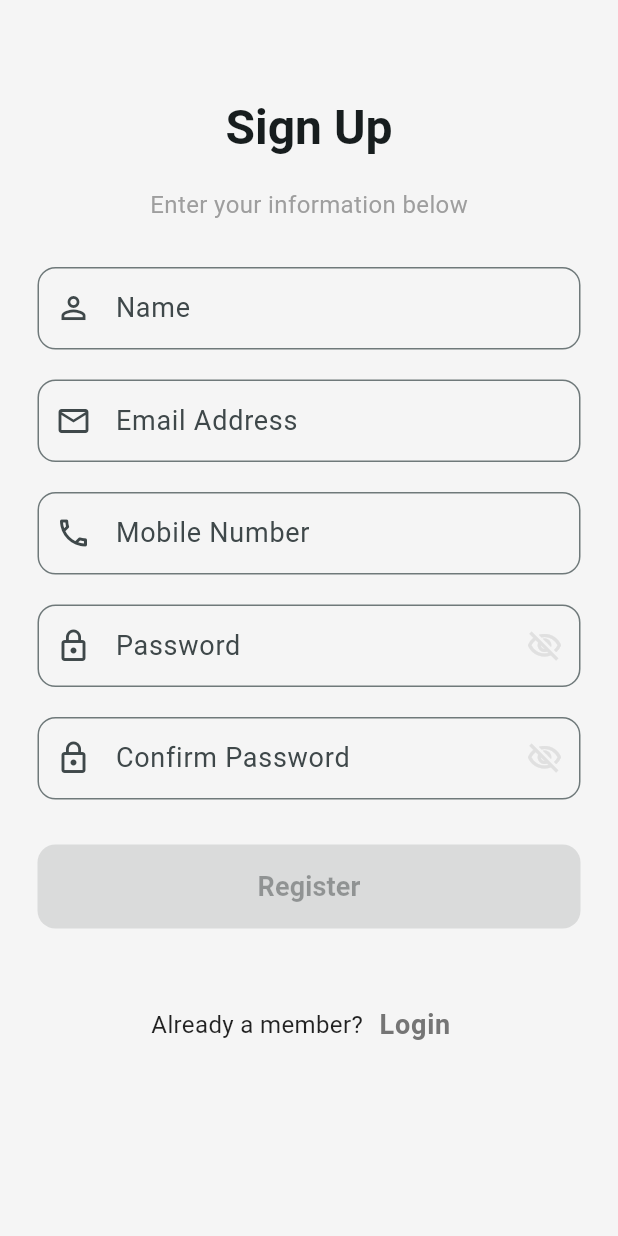
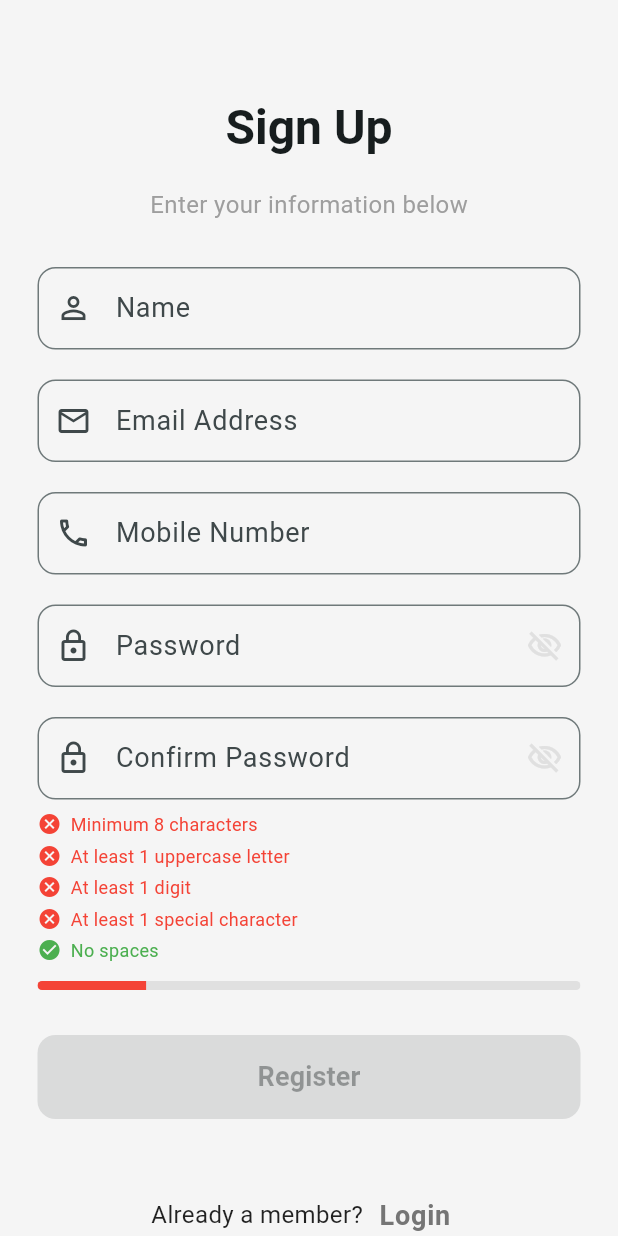
Before and after one commit to DuongHuuLuan/Cardly_Mobile, a Flutter app: the RegisterPage screen opened by its route, on a phone screen of 412 x 824 dp. Run offline on Flutter 3.47's test engine with Material 3 defaults, Android fonts, the phone set to English and light mode, and no system bars; our stand-ins replace camera, dartz, dio, equatable, flutter_bloc, flutter_dotenv and 5 more; accounts and stored records are empty; generated files the repository leaves out were written again.

Commit message:
Athentication/TASK 008 & TASK 20: Verify password strength in real time

```diff
--- /dev/null
+++ b/cardly_app/lib/core/widgets/password_strength_widget.dart
@@ -0,0 +1,99 @@
+import 'package:flutter/material.dart';
+
+class PasswordStrengthWidget extends StatefulWidget {
+  final TextEditingController passwordController;
+  final ValueChanged<bool>? onStrengthChanged;
+  const PasswordStrengthWidget({
+    super.key,
+    required this.passwordController,
+    this.onStrengthChanged,
+  });
+  @override
+  State<PasswordStrengthWidget> createState() => _PasswordStrengthWidgetState();
+}
+
+class _PasswordStrengthWidgetState extends State<PasswordStrengthWidget> {
+  final _checks = [false, false, false, false, true];
+  static const _messages = [
+    "Minimum 8 characters",
+    "At least 1 uppercase letter",
+    "At least 1 digit",
+    "At least 1 special character",
+    "No spaces",
+  ];
+  int get _passedCount => _checks.where((v) => v).length;
+  bool get _isValid => _passedCount == 5;
+  @override
+  void initState() {
+    super.initState();
+    widget.passwordController.addListener(_validate);
+  }
+
+  @override
+  void dispose() {
+    widget.passwordController.removeListener(_validate);
+    super.dispose();
+  }
+
+  void _validate() {
+    final pwd = widget.passwordController.text;
+    setState(() {
+      _checks[0] = pwd.length >= 8;
+      _checks[1] = pwd.contains(RegExp(r'[A-Z]'));
+      _checks[2] = pwd.contains(RegExp(r'[0-9]'));
+      _checks[3] = pwd.contains(
+        RegExp(r'[!@#$%^&*(),.?":{}|<>~`_\-+=\[\]\\;/]'),
+      );
+      _checks[4] = !pwd.contains(' ');
+    });
+    widget.onStrengthChanged?.call(_isValid);
+  }
+
+  @override
+  Widget build(BuildContext context) {
+    return Column(
+      crossAxisAlignment: CrossAxisAlignment.start,
+      children: [
+        ...List.generate(_messages.length, (i) {
+          final passed = _checks[i];
+          return Padding(
+            padding: const EdgeInsets.only(bottom: 4),
+            child: Row(
+              children: [
+                Icon(
+                  passed ? Icons.check_circle : Icons.cancel,
+                  size: 16,
+                  color: passed ? Colors.green : Colors.red,
+                ),
+                const SizedBox(width: 6),
+                Text(
+                  _messages[i],
+                  style: TextStyle(
+                    fontSize: 12,
+                    color: passed ? Colors.green : Colors.red,
+                  ),
+                ),
+              ],
+            ),
+          );
+        }),
+        const SizedBox(height: 8),
+        ClipRRect(
+          borderRadius: BorderRadius.circular(4),
+          child: LinearProgressIndicator(
+            value: _passedCount / 5,
+            minHeight: 6,
+            backgroundColor: Colors.grey[300],
+            valueColor: AlwaysStoppedAnimation<Color>(
+              _passedCount <= 1
+                  ? Colors.red
+                  : _passedCount <= 3
+                  ? Colors.orange
+                  : Colors.green,
+            ),
+          ),
+        ),
+      ],
+    );
+  }
+}
--- a/cardly_app/lib/core/widgets/submit_button.dart
+++ b/cardly_app/lib/core/widgets/submit_button.dart
@@ -62,14 +62,20 @@ class _SubmitButtonState extends State<SubmitButton> {
       height: 56,
       child: ElevatedButton(
         style: ElevatedButton.styleFrom(
-          backgroundColor: _isFilled ? AppColor.primary : AppColor.greyLight,
-          foregroundColor: _isFilled ? AppColor.white : AppColor.greyDark,
+          backgroundColor: (_isFilled && widget.canSubmit)
+              ? AppColor.primary
+              : AppColor.greyLight,
+          foregroundColor: (_isFilled && widget.canSubmit)
+              ? AppColor.white
+              : AppColor.greyDark,
           elevation: 0,
           shape: RoundedRectangleBorder(
             borderRadius: BorderRadius.circular(12),
           ),
         ),
-        onPressed: (_isFilled && !widget.isLoading) ? widget.onPressed : null,
+        onPressed: (_isFilled && widget.canSubmit && !widget.isLoading)
+            ? widget.onPressed
+            : null,
         child: widget.isLoading
             ? const CircularProgressIndicator(color: AppColor.white)
             : Text(widget.label),
--- a/cardly_app/lib/presentation/auth/forgot-password/reset_password_screen.dart
+++ b/cardly_app/lib/presentation/auth/forgot-password/reset_password_screen.dart
@@ -2,6 +2,7 @@ import 'package:cardly_app/core/theme/app_color.dart';
 import 'package:cardly_app/core/widgets/app_alert_dialog.dart';
 import 'package:cardly_app/core/widgets/app_elevated_button.dart';
 import 'package:cardly_app/core/widgets/app_password_text_form_field.dart';
+import 'package:cardly_app/core/widgets/password_strength_widget.dart';
 import 'package:cardly_app/presentation/auth/cubit/auth_cubit.dart';
 import 'package:cardly_app/presentation/auth/cubit/auth_state.dart';
 import 'package:cardly_app/presentation/auth/forgot-password/forgot_password_screen.dart';
@@ -27,6 +28,9 @@ class _ResetPasswordScreenState extends State<ResetPasswordScreen> {
   late String _email;
   final _passwordController = TextEditingController();
   final _confirmPasswordController = TextEditingController();
+
+  bool _passwordValid = false;
+
   @override
   void initState() {
     super.initState();
@@ -51,12 +55,6 @@ class _ResetPasswordScreenState extends State<ResetPasswordScreen> {
       ScaffoldMessenger.of(
         context,
       ).showSnackBar(const SnackBar(content: Text("Passwords do not match")));
-      return;
-    }
-    if (_passwordController.text.length < 6) {
-      ScaffoldMessenger.of(context).showSnackBar(
-        const SnackBar(content: Text("Password must be at least 6 characters")),
-      );
       return;
     }
     _authCubit.resetPassword(_email, _passwordController.text);
@@ -127,16 +125,22 @@ class _ResetPasswordScreenState extends State<ResetPasswordScreen> {
                   labelText: "Password",
                   hintText: "Enter password",
                 ),
+
                 const SizedBox(height: 20),
                 AppPasswordTextFormField(
                   controller: _confirmPasswordController,
                   labelText: "Confirm Password",
                   hintText: "Confirm password",
                 ),
+                const SizedBox(height: 8),
+                PasswordStrengthWidget(
+                  passwordController: _passwordController,
+                  onStrengthChanged: (v) => setState(() => _passwordValid = v),
+                ),
                 const SizedBox(height: 40),
                 AppElevatedButton(
                   label: "Save",
-                  onPressed: _save,
+                  onPressed: _passwordValid ? _save : null,
                   isLoading: isLoading,
                 ),
                 const SizedBox(height: 20),
--- a/cardly_app/lib/presentation/auth/view/register_screen.dart
+++ b/cardly_app/lib/presentation/auth/view/register_screen.dart
@@ -1,4 +1,5 @@
 import 'package:cardly_app/core/theme/app_color.dart';
+import 'package:cardly_app/core/widgets/password_strength_widget.dart';
 import 'package:cardly_app/core/widgets/submit_button.dart';
 import 'package:cardly_app/domain/Entities/user_entity.dart';
 import 'package:cardly_app/presentation/auth/cubit/auth_cubit.dart';
@@ -30,6 +31,8 @@ class _RegisterPageState extends State<RegisterPage> {
   final phoneController = TextEditingController();
   final passwordController = TextEditingController();
   final confirmPasswordController = TextEditingController();
+
+  bool _passwordValid = false;
 
   @override
   void initState() {
@@ -123,6 +126,12 @@ class _RegisterPageState extends State<RegisterPage> {
                     passwordController: passwordController,
                     confirmPasswordController: confirmPasswordController,
                   ),
+                  const SizedBox(height: 8),
+                  PasswordStrengthWidget(
+                    passwordController: passwordController,
+                    onStrengthChanged: (v) =>
+                        setState(() => _passwordValid = v),
+                  ),
 
                   const SizedBox(height: 30),
                   SubmitButton(
@@ -135,6 +144,7 @@ class _RegisterPageState extends State<RegisterPage> {
                     ],
                     onPressed: () => _register(),
                     label: "Register",
+                    canSubmit: _passwordValid,
                   ),
 
                   const SizedBox(height: 40),
```
Also changed, not shown: cardly_app/lib/generated/assets.dart.
